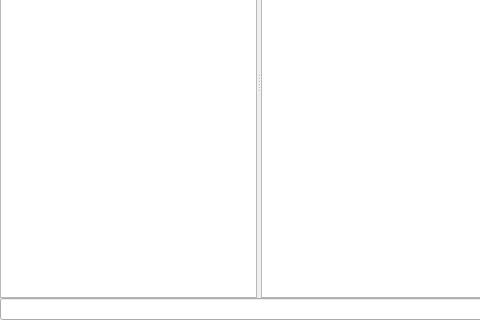
This is lib/util/flowchart/FlowchartTemplate.ui in acq4/acq4 as Qt 5 draws it before an edit; both pictures show x 0 to 480 and y 134 to 454 of the 779 by 454 pixel window. The edited form follows.
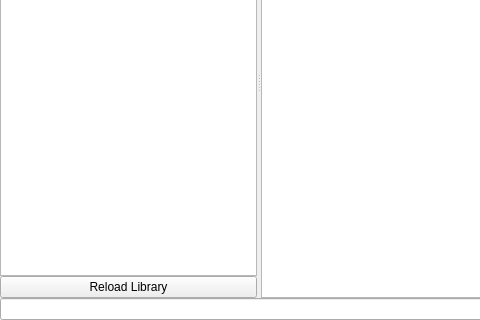
This is the edited form. Custom widgets are drawn as their Qt base class.

Commit message: flowchart updates. Added ability to reload library on the fly

Diff of the .ui file:
```diff
--- a/lib/util/flowchart/FlowchartTemplate.ui
+++ b/lib/util/flowchart/FlowchartTemplate.ui
@@ -46,6 +46,13 @@
          </column>
         </widget>
        </item>
+       <item>
+        <widget class="QPushButton" name="reloadLibBtn">
+         <property name="text">
+          <string>Reload Library</string>
+         </property>
+        </widget>
+       </item>
       </layout>
      </widget>
      <widget class="FlowchartGraphicsView" name="view"/>
```
The commit also changes 10 other files.
